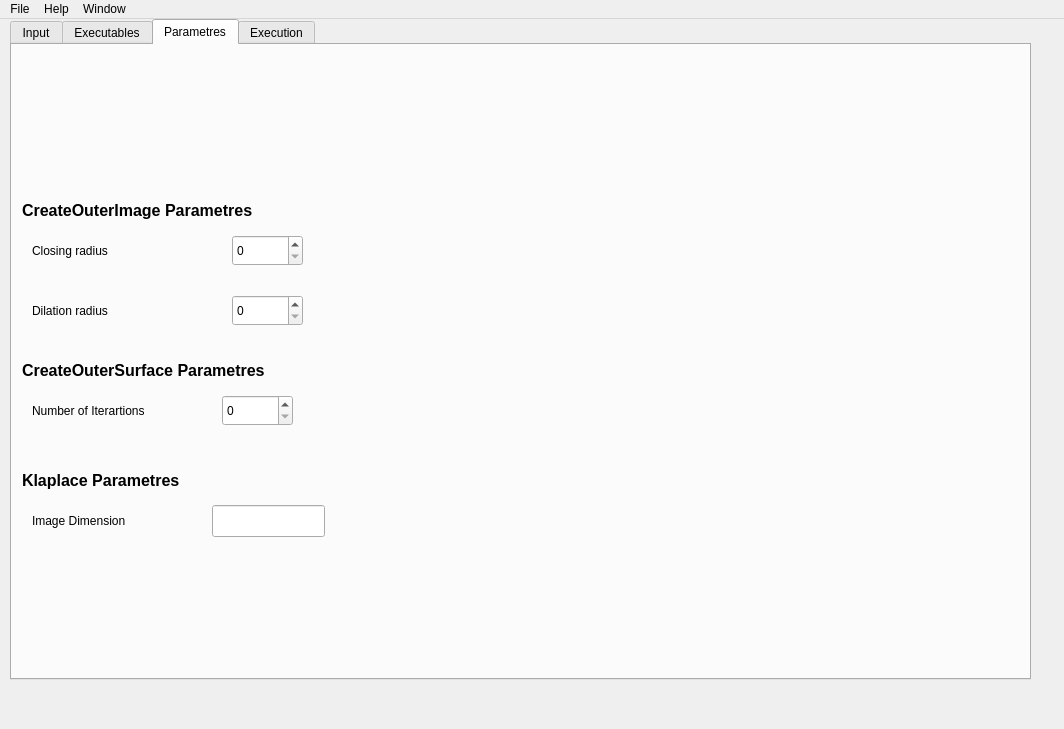
Before: the Qt Designer form src/app/csfwindow.ui in tahya-deddah/Local_EACSF, drawn with Qt 5.
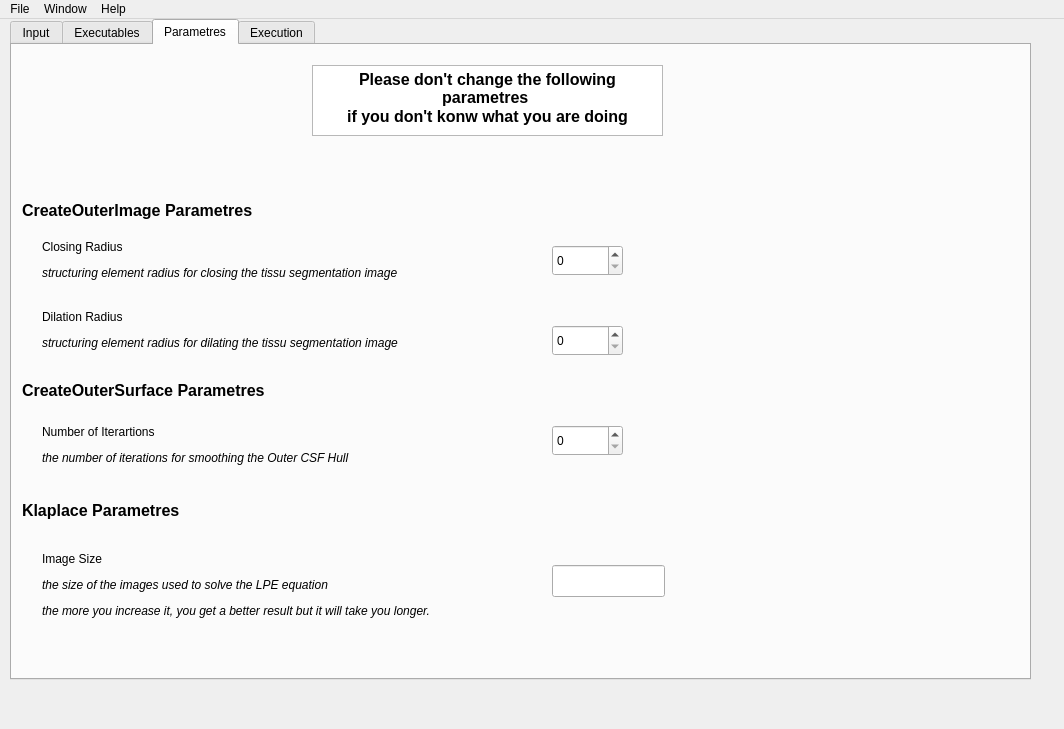
After: the same form once the commit is applied. The open tabs and pages were chosen to show the change.

Patch:
```diff
--- a/src/app/csfwindow.ui
+++ b/src/app/csfwindow.ui
@@ -305,7 +305,7 @@
       <property name="geometry">
        <rect>
         <x>10</x>
-        <y>310</y>
+        <y>330</y>
         <width>351</width>
         <height>31</height>
        </rect>
@@ -318,7 +318,7 @@
       <property name="geometry">
        <rect>
         <x>10</x>
-        <y>420</y>
+        <y>450</y>
         <width>321</width>
         <height>31</height>
        </rect>
@@ -330,34 +330,34 @@
      <widget class="QLabel" name="closing_radius">
       <property name="geometry">
        <rect>
-        <x>20</x>
+        <x>30</x>
         <y>190</y>
-        <width>91</width>
-        <height>31</height>
+        <width>441</width>
+        <height>51</height>
        </rect>
       </property>
       <property name="text">
-       <string>Closing radius</string>
+       <string>&lt;html&gt;&lt;head/&gt;&lt;body&gt;&lt;p&gt;Closing Radius&lt;/p&gt;&lt;p&gt;&lt;span style=&quot; font-style:italic;&quot;&gt;structuring element radius for closing the tissu segmentation image&lt;/span&gt;&lt;/p&gt;&lt;/body&gt;&lt;/html&gt;</string>
       </property>
      </widget>
      <widget class="QLabel" name="Dilation_radius">
       <property name="geometry">
        <rect>
-        <x>20</x>
-        <y>250</y>
-        <width>101</width>
-        <height>31</height>
+        <x>30</x>
+        <y>260</y>
+        <width>441</width>
+        <height>51</height>
        </rect>
       </property>
       <property name="text">
-       <string>Dilation radius</string>
+       <string>&lt;html&gt;&lt;head/&gt;&lt;body&gt;&lt;p&gt;Dilation Radius&lt;/p&gt;&lt;p&gt;&lt;span style=&quot; font-style:italic;&quot;&gt;structuring element radius for dilating the tissu segmentation image&lt;/span&gt;&lt;/p&gt;&lt;/body&gt;&lt;/html&gt;</string>
       </property>
      </widget>
      <widget class="QSpinBox" name="ClosingRadius">
       <property name="geometry">
        <rect>
-        <x>220</x>
-        <y>190</y>
+        <x>540</x>
+        <y>200</y>
         <width>71</width>
         <height>31</height>
        </rect>
@@ -366,8 +366,8 @@
      <widget class="QSpinBox" name="DilationRadius">
       <property name="geometry">
        <rect>
-        <x>220</x>
-        <y>250</y>
+        <x>540</x>
+        <y>280</y>
         <width>71</width>
         <height>31</height>
        </rect>
@@ -376,21 +376,21 @@
      <widget class="QLabel" name="Number_iterations">
       <property name="geometry">
        <rect>
-        <x>20</x>
-        <y>350</y>
-        <width>151</width>
-        <height>31</height>
+        <x>30</x>
+        <y>370</y>
+        <width>411</width>
+        <height>61</height>
        </rect>
       </property>
       <property name="text">
-       <string>Number of Iterartions</string>
+       <string>&lt;html&gt;&lt;head/&gt;&lt;body&gt;&lt;p&gt;Number of Iterartions&lt;/p&gt;&lt;p&gt;&lt;span style=&quot; font-style:italic;&quot;&gt;the number of iterations for smoothing the Outer CSF Hull&lt;/span&gt;&lt;/p&gt;&lt;/body&gt;&lt;/html&gt;</string>
       </property>
      </widget>
      <widget class="QSpinBox" name="IterationsNumber">
       <property name="geometry">
        <rect>
-        <x>210</x>
-        <y>350</y>
+        <x>540</x>
+        <y>380</y>
         <width>71</width>
         <height>31</height>
        </rect>
@@ -399,26 +399,44 @@
      <widget class="QLabel" name="image_dimension">
       <property name="geometry">
        <rect>
-        <x>20</x>
-        <y>460</y>
-        <width>151</width>
-        <height>31</height>
+        <x>30</x>
+        <y>480</y>
+        <width>491</width>
+        <height>121</height>
        </rect>
       </property>
       <property name="text">
-       <string>Image Dimension</string>
+       <string>&lt;html&gt;&lt;head/&gt;&lt;body&gt;&lt;p&gt;Image Size&lt;/p&gt;&lt;p&gt;&lt;span style=&quot; font-style:italic;&quot;&gt;the size of the images used to solve the LPE equation &lt;/span&gt;&lt;/p&gt;&lt;p&gt;&lt;span style=&quot; font-style:italic;&quot;&gt;the more you increase it, you get a better result but it will take you longer.&lt;/span&gt;&lt;/p&gt;&lt;/body&gt;&lt;/html&gt;</string>
       </property>
      </widget>
      <widget class="QLineEdit" name="ImageDimension">
       <property name="geometry">
        <rect>
-        <x>200</x>
-        <y>460</y>
+        <x>540</x>
+        <y>520</y>
         <width>113</width>
         <height>32</height>
        </rect>
       </property>
      </widget>
+     <widget class="QTextBrowser" name="textBrowser">
+      <property name="geometry">
+       <rect>
+        <x>300</x>
+        <y>20</y>
+        <width>351</width>
+        <height>71</height>
+       </rect>
+      </property>
+      <property name="html">
+       <string>&lt;!DOCTYPE HTML PUBLIC &quot;-//W3C//DTD HTML 4.0//EN&quot; &quot;http://www.w3.org/TR/REC-html40/strict.dtd&quot;&gt;
+&lt;html&gt;&lt;head&gt;&lt;meta name=&quot;qrichtext&quot; content=&quot;1&quot; /&gt;&lt;style type=&quot;text/css&quot;&gt;
+p, li { white-space: pre-wrap; }
+&lt;/style&gt;&lt;/head&gt;&lt;body style=&quot; font-family:'Cantarell'; font-size:11pt; font-weight:400; font-style:normal;&quot;&gt;
+&lt;p align=&quot;center&quot; style=&quot; margin-top:0px; margin-bottom:0px; margin-left:0px; margin-right:0px; -qt-block-indent:0; text-indent:0px;&quot;&gt;&lt;span style=&quot; font-size:12pt; font-weight:600;&quot;&gt;Please don't change the following parametres &lt;/span&gt;&lt;/p&gt;
+&lt;p align=&quot;center&quot; style=&quot; margin-top:0px; margin-bottom:0px; margin-left:0px; margin-right:0px; -qt-block-indent:0; text-indent:0px;&quot;&gt;&lt;span style=&quot; font-size:12pt; font-weight:600;&quot;&gt;if you don't konw what you are doing&lt;/span&gt;&lt;/p&gt;&lt;/body&gt;&lt;/html&gt;</string>
+      </property>
+     </widget>
     </widget>
     <widget class="QWidget" name="tab_exection">
      <attribute name="title">
@@ -626,8 +644,8 @@
     <addaction name="actionToggle_advanced_mode"/>
    </widget>
    <addaction name="menuFile"/>
-   <addaction name="menuHelp"/>
    <addaction name="menuWindows"/>
+   <addaction name="menuHelp"/>
   </widget>
   <action name="actionLoad_Config_File">
    <property name="checkable">
```
Left out of the diff: 2 changed lines with no effect on the pictures.
